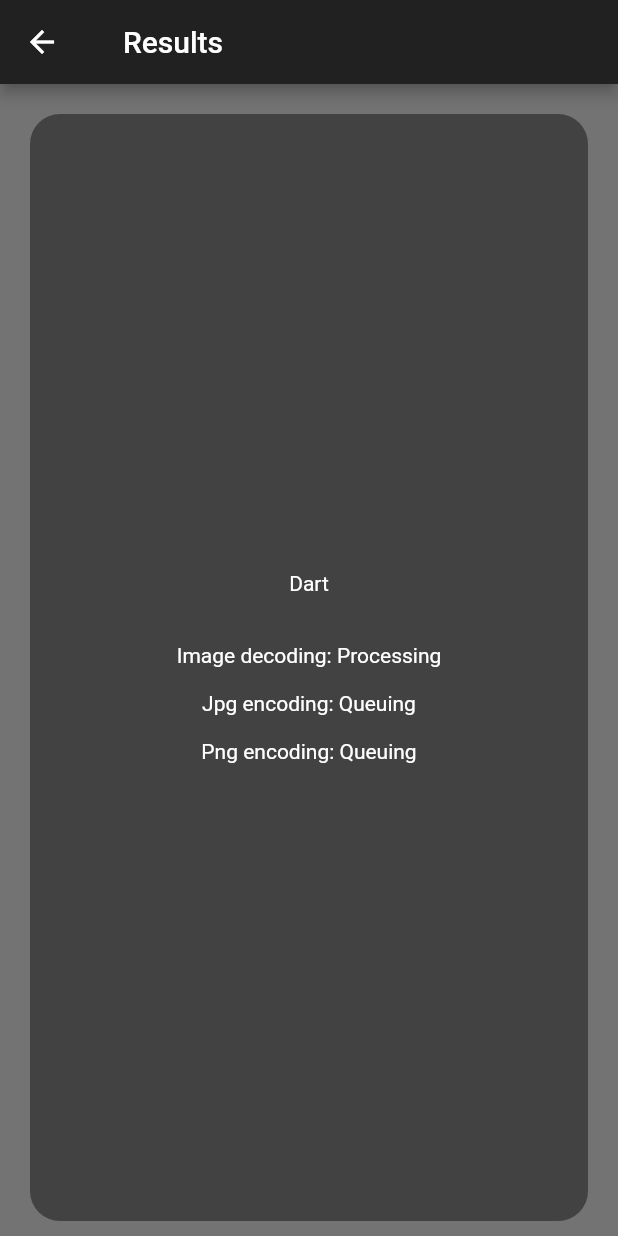
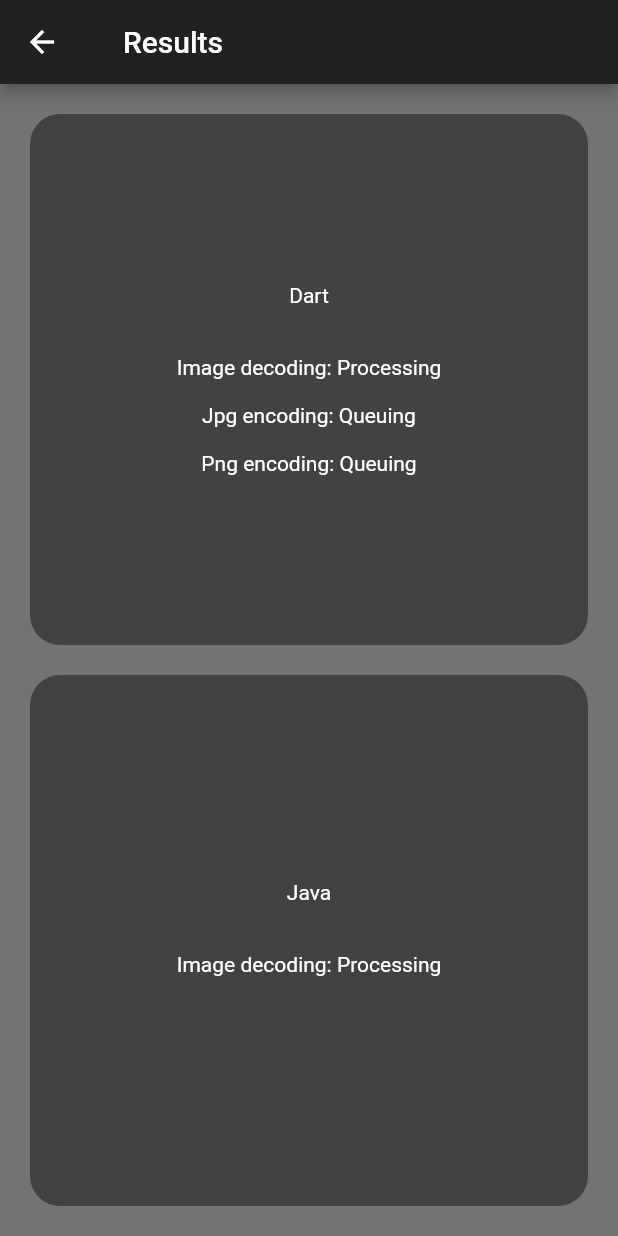
Before and after one commit to PtrHtn/speed_of_img_endec, a Flutter app: the screen it shows after launch, after a tap on the "add photo alternate" icon, on a phone screen of 412 x 824 dp. Run offline on Flutter 3.47's test engine with Material 2 defaults, Android fonts, the phone set to English and light mode, and no system bars; our stand-ins replace file_picker, get; statements that could not run were skipped.

Commit message:
Add Expanded widget to display time of java image decoding in portrait_layout.dart

```diff
--- a/lib/pages/results/widgets/portrait_layout.dart
+++ b/lib/pages/results/widgets/portrait_layout.dart
@@ -47,21 +47,40 @@ class PortraitLayoutBody extends GetView<ResultsController> {
                   controller.dartImageDecoded.value == false
                       ? Text("Image decoding: ${controller.dartQueuingImageDecoding.value ? 'Queuing' : 'Processing'}\n")
                       : Text(
-                      "Image decoding: ${controller.dartTimeOfImageDecoding.value} seconds\n"),
+                      "Image decoding: ${controller.dartTimeOfImageDecoding.value} sec\n"),
                   controller.dartJpgEncoded.value == false
                       ? Text(
                       "Jpg encoding: ${controller.dartQueuingJpgEncoding.value ? 'Queuing' : 'Processing'}\n")
                       : Text(
-                      "Jpg encoding: ${controller.dartTimeOfJpgEncoding.value} seconds\n"),
+                      "Jpg encoding: ${controller.dartTimeOfJpgEncoding.value} sec\n"),
                   controller.dartPngEncoded.value == false
                       ? Text(
                       "Png encoding: ${controller.dartQueuingPngEncoding.value ? 'Queuing' : 'Processing'}")
                       : Text(
-                      "Png encoding: ${controller.dartTimeOfPngEncoding.value} seconds")
+                      "Png encoding: ${controller.dartTimeOfPngEncoding.value} sec")
                 ],
               ),
             ),
           ),
+          Expanded(
+            flex: 50,
+            child: Container(
+              margin: EdgeInsets.only(left: 20, top: 10, right: 20, bottom: 20),
+              decoration: BoxDecoration(
+                color: Theme.of(context).cardColor,
+                borderRadius: BorderRadius.all(Radius.circular(20)),
+              ),
+              child: Column(mainAxisAlignment: MainAxisAlignment.center,
+                children: [
+                  Text("Java\n\n"),
+                  controller.javaImageDecoded.value == false
+                      ? Text("Image decoding: ${controller.javaQueuingImageDecoding.value ? 'Queuing' : 'Processing'}\n")
+                      : Text(
+                      "Image decoding: ${controller.javaTimeOfImageDecoding.value} sec\n"),
+                ],
+              ),
+            ),
+          )
         ],
       )),
       // ),
```
